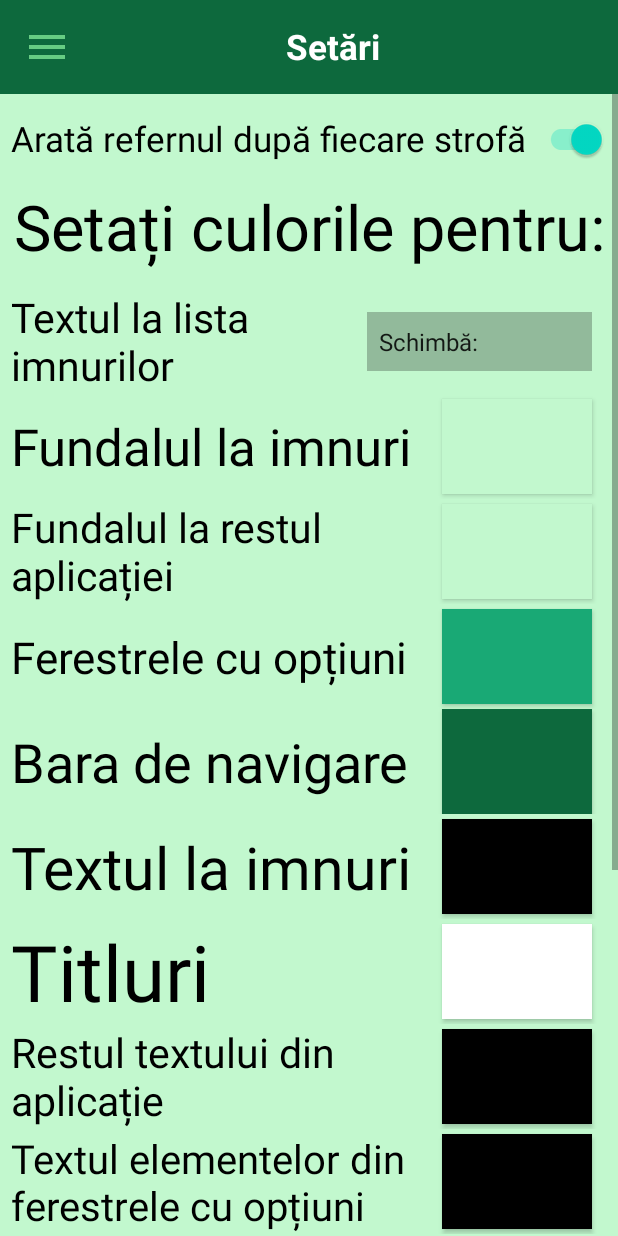
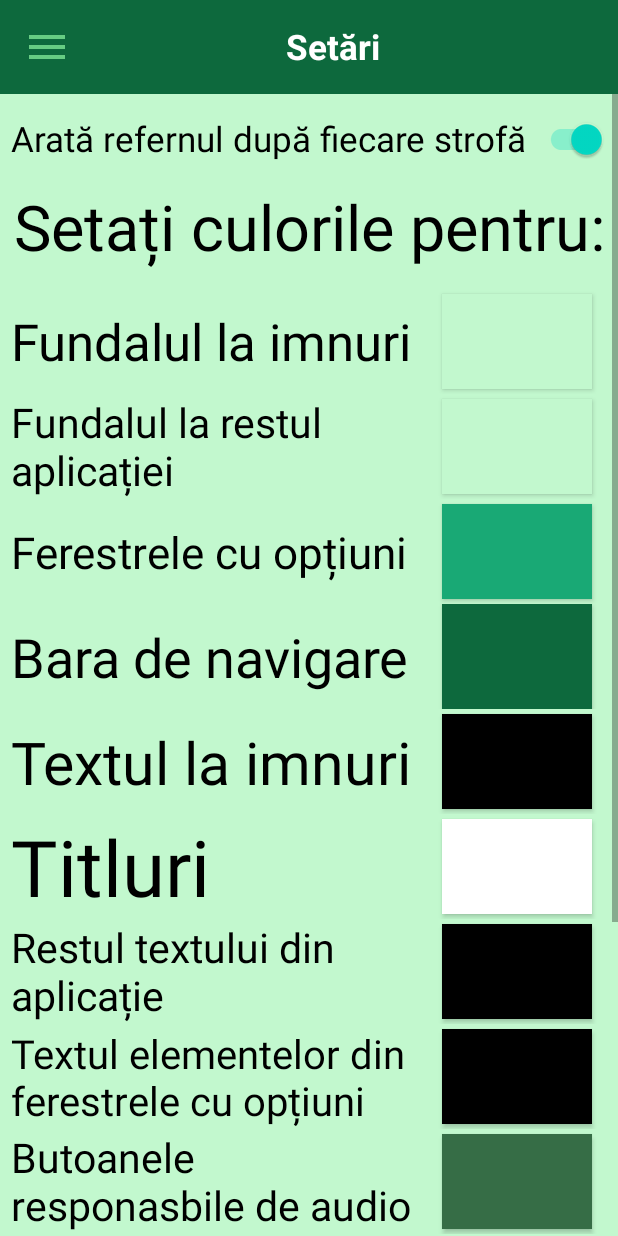
Before and after one commit to Vadim15122003/ImnuriTineretApp, an Android app: the Settings screen opened directly, with no data from a screen before it, on a phone screen of 412 x 824 dp. Run offline under Robolectric (Android 15) with nearby library versions, the light colour scheme and no system bars; libraries missing offline, so code that uses them is left out: yuku.ambilwarna.

```diff
--- a/app/src/main/java/project/materiale/imnuritineret/ListViewAdapter.java
+++ b/app/src/main/java/project/materiale/imnuritineret/ListViewAdapter.java
@@ -48,11 +48,13 @@ public class ListViewAdapter extends BaseAdapter {
 
     @Override
     public View getView(final int position, View view, ViewGroup parent) {
+        int txt_for_imn_list_and_rest_of_app=PrefConfig.load_saved_color7(mContext);
         ViewHolder holder;
         if (view==null){
             holder=new ViewHolder();
             view=inflater.inflate(R.layout.text_from_list,null);
             holder.mTitleTV=view.findViewById(R.id.text_list_items);
+            holder.mTitleTV.setTextColor(txt_for_imn_list_and_rest_of_app);
             view.setTag(holder);
         }
         else {
--- a/app/src/main/java/project/materiale/imnuritineret/Settings.java
+++ b/app/src/main/java/project/materiale/imnuritineret/Settings.java
@@ -9,15 +9,12 @@ import android.os.Bundle;
 import android.view.View;
 import android.view.Window;
 import android.view.WindowManager;
-import android.widget.Adapter;
 import android.widget.AdapterView;
-import android.widget.ArrayAdapter;
 import android.widget.Button;
 import android.widget.ImageView;
 import android.widget.LinearLayout;
 import android.widget.ScrollView;
 import android.widget.Spinner;
-import android.widget.SpinnerAdapter;
 import android.widget.TextView;
 
 import yuku.ambilwarna.AmbilWarnaDialog;
@@ -39,7 +36,6 @@ public class Settings extends AppCompatActivity implements AdapterView.OnItemSel
     TextView txt_toolbar,t0,t1,t2,t3,t4,t5,t6,t7,t8,t9,t10,t11,t12,t13,n1,n2,n3;
     ImageView buton_menu,ic1,ic2,ic3;
     ScrollView scroll;
-    Spinner spinner;
 
 
     @Override
@@ -71,7 +67,6 @@ public class Settings extends AppCompatActivity implements AdapterView.OnItemSel
         txt_toolbar=findViewById(R.id.txt_toolbar_settings);
         buton_menu=findViewById(R.id.meniu_settings);
         t1=findViewById(R.id.title_colors_settings);
-        t0=findViewById(R.id.t0);
         t2=findViewById(R.id.t2);
         t3=findViewById(R.id.t3);
         t4=findViewById(R.id.t4);
@@ -92,7 +87,6 @@ public class Settings extends AppCompatActivity implements AdapterView.OnItemSel
         n2=findViewById(R.id.text_update);
         n3=findViewById(R.id.text_settings);
         scroll=findViewById(R.id.scroll);   scroll.setOverScrollMode(View.OVER_SCROLL_NEVER);
-        spinner=findViewById(R.id.spinner);
 
 
         imn_background=PrefConfig.load_saved_color1(this);
@@ -129,7 +123,6 @@ public class Settings extends AppCompatActivity implements AdapterView.OnItemSel
             buton_menu.setColorFilter(rest_of_buttons);
             b13.setBackgroundColor(background_of_rest_app);
             swich1.setTextColor(txt_for_imn_list_and_rest_of_app);
-            t0.setTextColor(txt_for_imn_list_and_rest_of_app);
             t1.setTextColor(txt_for_imn_list_and_rest_of_app);
             t2.setTextColor(txt_for_imn_list_and_rest_of_app);
             t3.setTextColor(txt_for_imn_list_and_rest_of_app);
@@ -151,14 +144,6 @@ public class Settings extends AppCompatActivity implements AdapterView.OnItemSel
             n1.setTextColor(txt_items_from_options_window);
             n2.setTextColor(txt_items_from_options_window);
             n3.setTextColor(txt_items_from_options_window);
-
-
-            spinner.setOnItemSelectedListener(this);
-            String[] color_options=getResources().getStringArray(R.array.text_imn_list_color_options);
-            Adapter adapter_color_options= new ArrayAdapter(this,android.R.layout.simple_spinner_item,color_options);
-            ((ArrayAdapter) adapter_color_options).setDropDownViewResource(android.R.layout.simple_spinner_dropdown_item);
-            spinner.setAdapter((SpinnerAdapter) adapter_color_options);
-            spinner.setBackgroundColor(getColor(R.color.bakground_for_list_color_selector_spiner));
 
 
         refre_stroke=PrefConfig.load_saved_refren_stroke_data(this);
@@ -307,7 +292,6 @@ public class Settings extends AppCompatActivity implements AdapterView.OnItemSel
                 buton_menu.setColorFilter(rest_of_buttons);
                 b13.setBackgroundColor(background_of_rest_app);
                 swich1.setTextColor(txt_for_imn_list_and_rest_of_app);
-                t0.setTextColor(txt_for_imn_list_and_rest_of_app);
                 t1.setTextColor(txt_for_imn_list_and_rest_of_app);
                 t2.setTextColor(txt_for_imn_list_and_rest_of_app);
                 t3.setTextColor(txt_for_imn_list_and_rest_of_app);
--- a/app/src/main/res/layout/activity_settings.xml
+++ b/app/src/main/res/layout/activity_settings.xml
@@ -52,30 +52,6 @@
                 android:layout_width="match_parent"
                 android:layout_height="70dp"
                 android:layout_below="@+id/title_colors_settings"
-                android:orientation="vertical"
-                android:id="@+id/spiner">
-                <TextView
-                    android:layout_width="match_parent"
-                    android:layout_height="match_parent"
-                    android:layout_marginEnd="180dp"
-                    android:autoSizeTextType="uniform"
-                    android:gravity="center_vertical"
-                    android:text="Textul la lista imnurilor"
-                    android:id="@+id/t0"/>
-                <Spinner
-                    android:layout_marginTop="15dp"
-                    android:layout_marginBottom="15dp"
-                    android:id="@+id/spinner"
-                    android:layout_alignParentEnd="true"
-                    android:layout_width="150dp"
-                    android:layout_height="match_parent"
-                    android:layout_marginEnd="10dp"
-                    />
-            </RelativeLayout>
-            <RelativeLayout
-                android:layout_width="match_parent"
-                android:layout_height="70dp"
-                android:layout_below="@+id/spiner"
                 android:orientation="vertical"
                 android:id="@+id/line2">
                 <TextView
@@ -206,7 +182,6 @@
                     android:gravity="center_vertical"
                     android:id="@+id/t8"
                     android:text="Restul textului din aplicație" />
-
                 <Button
                     android:id="@+id/b7"
                     android:layout_alignParentEnd="true"
```
